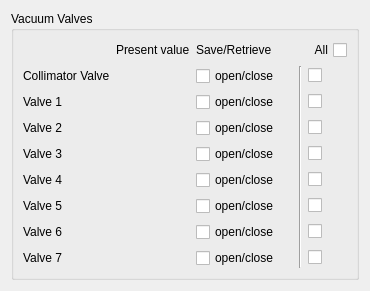
Before: the Qt Designer form src/widgets/ui/snapshot_vacuum.ui in srgblnch/LinacGUI, drawn with Qt 5.
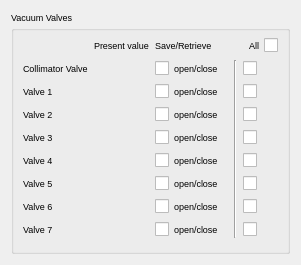
After: the same form once the commit is applied. Custom widgets are drawn as their Qt base class.

Commit message: bug fix the issues with the Danger Ops in the LinacValueCheckBox. Now non of the Danger ops will be autoapply. modify the snapshot widgets

```diff
--- a/src/widgets/ui/snapshot_vacuum.ui
+++ b/src/widgets/ui/snapshot_vacuum.ui
@@ -6,10 +6,15 @@
    <rect>
     <x>0</x>
     <y>0</y>
-    <width>370</width>
-    <height>247</height>
+    <width>301</width>
+    <height>265</height>
    </rect>
   </property>
+  <property name="font">
+   <font>
+    <pointsize>7</pointsize>
+   </font>
+  </property>
   <property name="windowTitle">
    <string>Form</string>
   </property>
```
Left out of the diff: 32 changed lines with no effect on the pictures. The commit also changes 19 other files.
